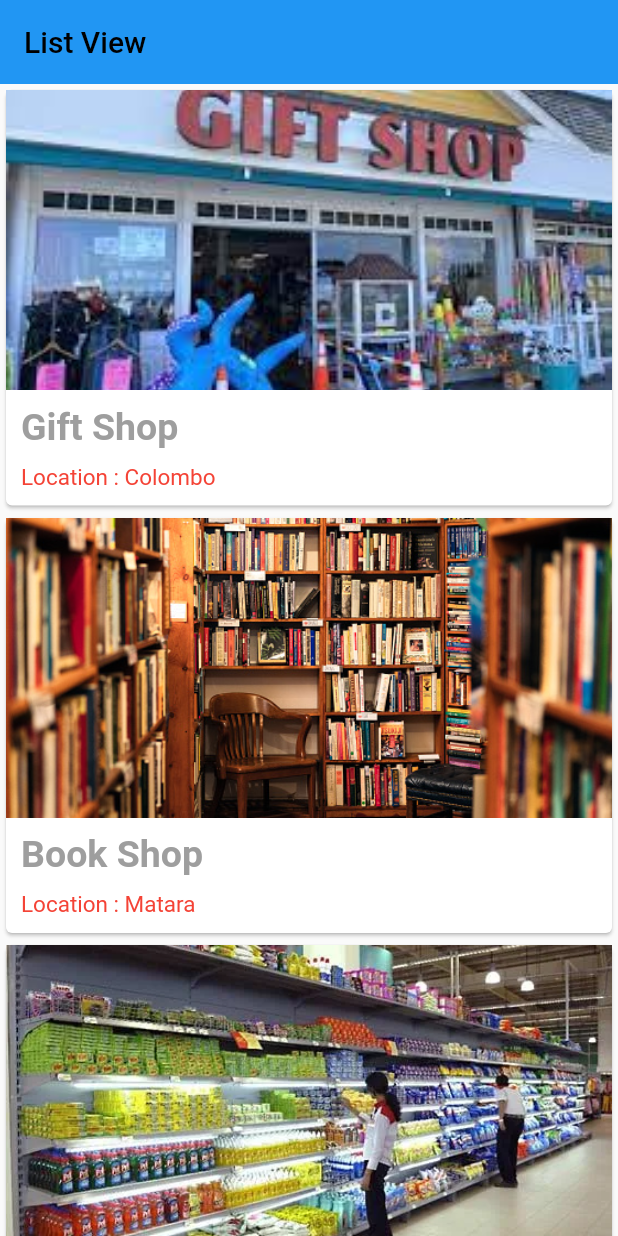
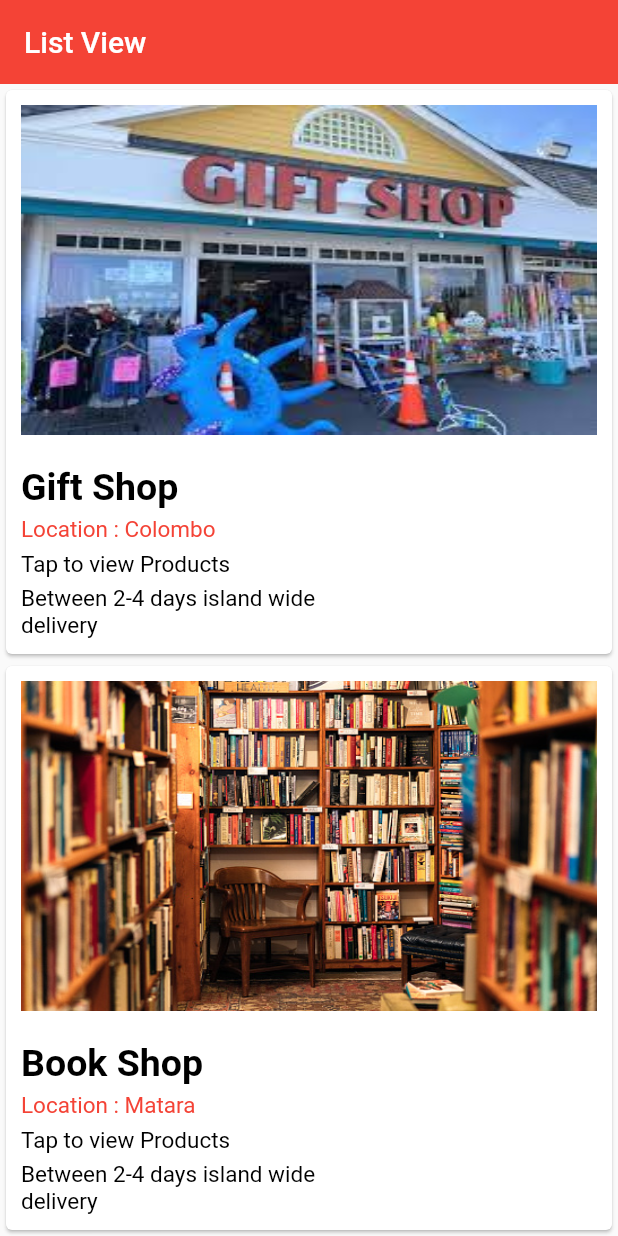
Before and after one commit to HasanChamara/google_Signin_and_ListView, a Flutter app: the screen it shows after launch, on a phone screen of 412 x 824 dp. Run offline on Flutter 3.47's test engine with Material 2 defaults, Android fonts, the phone set to English and light mode, and no system bars; our stand-ins replace firebase_auth, firebase_core, google_sign_in; accounts and stored records are empty.

Commit message:
Upgrade list view

```diff
--- a/googlesignin/lib/home_screen.dart
+++ b/googlesignin/lib/home_screen.dart
@@ -47,6 +47,22 @@ var imgList = [
   "assets/cooldrink.jpg"
 ];
 
+var tapToViewList = [
+  "Tap to view Products",
+  "Tap to view Products",
+  "Tap to view Products",
+  "Tap to view Products",
+  "Tap to view Products"
+];
+
+var openHourList = [
+      "Between 2-4 days island wide delivery",
+      "Between 2-4 days island wide delivery",
+      "Between 2-4 days island wide delivery",
+      "Between 2-4 days island wide delivery",
+      "Between 2-4 days island wide delivery"
+];
+
 class _ListViewHomePageState extends State<ListViewHomePage> {
   @override
   Widget build(BuildContext context) {
@@ -54,10 +70,10 @@ class _ListViewHomePageState extends State<ListViewHomePage> {
     return Scaffold(
       appBar: AppBar(
         title: const Text("List View",
-          style: TextStyle(color: Colors.black),
+          style: TextStyle(color: Colors.white),
         ),
         elevation: 0,
-        backgroundColor: Colors.blue,
+        backgroundColor: Colors.red,
       ),
       body: ListView.builder(
           itemCount: imgList.length,
@@ -82,14 +98,20 @@ class _ListViewHomePageState extends State<ListViewHomePage> {
                       Stack(
                         alignment: Alignment.bottomLeft,
                         children: [
-                          Ink.image(
-                            height: 200,
-                            image: AssetImage(imgList[index]
+                          Padding(
+                            padding: EdgeInsets.all(10),
+                            child: ClipRRect(
+                              borderRadius: BorderRadius.circular(30.0),
+                              child: Ink.image(
+                                image: AssetImage(imgList[index]),
+                                height: 220,
+                                fit: BoxFit.fill,
+                              ),
                             ),
-                            fit: BoxFit.fitWidth,
                           ),
                         ],
                       ),
+
 
                       Padding(
                         padding: const EdgeInsets.all(10.0),
@@ -100,11 +122,11 @@ class _ListViewHomePageState extends State<ListViewHomePage> {
                               titleList[index],
                               style: const TextStyle(
                                 fontSize: 25,
-                                color: Colors.grey,
+                                color: Colors.black,
                                 fontWeight: FontWeight.bold,
                               ),
                             ),
-                            SizedBox(height: 10,),
+                            const SizedBox(height: 5,),
                             Container(
                               width: width,
                               child: Text(
@@ -112,6 +134,28 @@ class _ListViewHomePageState extends State<ListViewHomePage> {
                                 style: TextStyle(
                                   fontSize: 15,
                                   color: Colors.red[500],
+                                ),
+                              ),
+                            ),
+                            const SizedBox(height: 5,),
+                            Container(
+                              width: width,
+                              child: Text(
+                                tapToViewList[index],
+                                style: const TextStyle(
+                                  fontSize: 15,
+                                  color: Colors.black,
+                                ),
+                              ),
+                            ),
+                            const SizedBox(height: 5,),
+                            Container(
+                              width: width,
+                              child: Text(
+                                openHourList[index],
+                                style: const TextStyle(
+                                  fontSize: 15,
+                                  color: Colors.black,
                                 ),
                               ),
                             )
```
